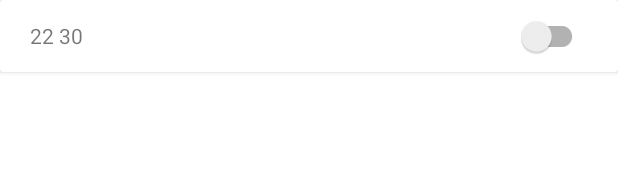
After one commit to Maryino-District/Alarm86, an Android app: the layout item_recyclerview_alarm_manager.xml on its own in the app's theme, with its tools: preview values and no code run, on a phone screen of 412 x 824 dp. The commit adds this screen. Shown: the top 190 px of the screen. Run offline under Robolectric (Android 15) with nearby library versions, the phone set to English and light mode, and no system bars.

Commit message:
feat: Implement basic ui

```diff
--- a/app/build.gradle
+++ b/app/build.gradle
@@ -36,6 +36,12 @@ android {
 }
 
 dependencies {
+// Room
+    def room_version = "2.4.3"
+    implementation "androidx.room:room-runtime:$room_version"
+    annotationProcessor "androidx.room:room-compiler:$room_version"
+
+// for more RESTful api calls (framework for interacting with rest apis)
     implementation 'com.squareup.retrofit2:retrofit:2.9.0'
     implementation 'com.google.android.material:material:1.6.1'
     implementation "androidx.fragment:fragment-ktx:1.5.2"
--- a/app/src/main/AndroidManifest.xml
+++ b/app/src/main/AndroidManifest.xml
@@ -2,6 +2,8 @@
 <manifest xmlns:android="http://schemas.android.com/apk/res/android"
     xmlns:tools="http://schemas.android.com/tools"
     package="com.example.alarm86">
+    <uses-permission android:name="android.permission.ACCESS_NETWORK_STATE"/>
+    <uses-permission android:name="android.permission.INTERNET"/>
 
     <application
         android:allowBackup="true"
--- a/app/src/main/java/com/example/alarm86/data/alarmRepository/AlarmRepository.kt
+++ /dev/null
@@ -1,4 +0,0 @@
-package com.example.alarm86.data.alarmRepository
-
-class AlarmRepository {
-}
--- a/app/src/main/java/com/example/alarm86/data/quoteRepository/QuoteRepository.kt
+++ /dev/null
@@ -1,4 +0,0 @@
-package com.example.alarm86.data.quoteRepository
-
-class QuoteRepository {
-}
--- a/app/src/main/java/com/example/alarm86/ui/MainActivity.kt
+++ b/app/src/main/java/com/example/alarm86/ui/MainActivity.kt
@@ -2,11 +2,13 @@ package com.example.alarm86.ui
 
 import androidx.appcompat.app.AppCompatActivity
 import android.os.Bundle
+import android.util.Log
 import androidx.fragment.app.commit
 import com.example.alarm86.R
 import com.example.alarm86.ui.fragments.AlarmManagerFragment
 
 class MainActivity : AppCompatActivity() {
+    private val MAIN_ACTIVITY_TAG = "Main_activity_tag"
     override fun onCreate(savedInstanceState: Bundle?) {
         super.onCreate(savedInstanceState)
         setContentView(R.layout.activity_main)
@@ -14,5 +16,6 @@ class MainActivity : AppCompatActivity() {
             add(R.id.fragment_container, AlarmManagerFragment())
             setReorderingAllowed(true)
         }
+        Log.d(MAIN_ACTIVITY_TAG, "MA: On create")
     }
 }
--- a/app/src/main/java/com/example/alarm86/ui/fragments/AlarmManagerFragment.kt
+++ b/app/src/main/java/com/example/alarm86/ui/fragments/AlarmManagerFragment.kt
@@ -2,6 +2,7 @@ package com.example.alarm86.ui.fragments
 
 import android.os.Binder
 import android.os.Bundle
+import android.util.Log
 import android.view.LayoutInflater
 import android.view.View
 import android.view.ViewGroup
@@ -10,12 +11,15 @@ import com.example.alarm86.databinding.FragmentAlarmManagerBinding
 
 class AlarmManagerFragment : Fragment() {
 
-private lateinit var binding: FragmentAlarmManagerBinding
+    private val ALARM_MANAGER_FRAGMENT_TAG = "Alarm_manager_tag"
+    private lateinit var binding: FragmentAlarmManagerBinding
+
     override fun onCreateView(
         inflater: LayoutInflater,
         container: ViewGroup?,
         savedInstanceState: Bundle?
     ): View {
+        Log.d(ALARM_MANAGER_FRAGMENT_TAG, "AMF: onCreateView")
         binding = FragmentAlarmManagerBinding.inflate(inflater)
         return binding.root
     }
--- /dev/null
+++ b/app/src/main/res/layout/fragment_alarm_event.xml
@@ -0,0 +1,6 @@
+<?xml version="1.0" encoding="utf-8"?>
+<androidx.constraintlayout.widget.ConstraintLayout xmlns:android="http://schemas.android.com/apk/res/android"
+    android:layout_width="match_parent"
+    android:layout_height="match_parent">
+
+</androidx.constraintlayout.widget.ConstraintLayout>
--- /dev/null
+++ b/app/src/main/res/layout/item_recyclerview_alarm_manager.xml
@@ -0,0 +1,19 @@
+<?xml version="1.0" encoding="utf-8"?>
+
+<androidx.cardview.widget.CardView
+    xmlns:android="http://schemas.android.com/apk/res/android"
+    android:layout_width="match_parent"
+    android:layout_height="wrap_content">
+    <TextView
+        android:layout_width="wrap_content"
+        android:layout_height="wrap_content"
+        android:text="22 30 "
+        android:layout_gravity="start|center"
+        android:layout_marginLeft="20dp"/>
+
+    <androidx.appcompat.widget.SwitchCompat
+        android:layout_width="wrap_content"
+        android:layout_height="wrap_content"
+        android:layout_gravity="end"
+        android:layout_marginEnd="20dp"/>
+    </androidx.cardview.widget.CardView>
--- a/app/src/main/res/values/strings.xml
+++ b/app/src/main/res/values/strings.xml
@@ -1,3 +1,4 @@
 <resources>
     <string name="app_name">Alarm86</string>
+    <string name="manager_add">ADD</string>
 </resources>
```
Also changed, not shown: app/src/main/java/com/example/alarm86/ui/fragments/AlarmEventFragment.kt (added, +7 -0 lines), app/src/main/res/layout/fragment_alarm_manager.xml (+23 -4 lines).
